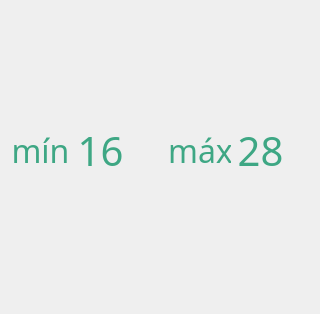
The window that optionalarmlimit.ui (jgpbwork/VentiPAPCNEURO) describes before a commit, drawn with Qt 5.
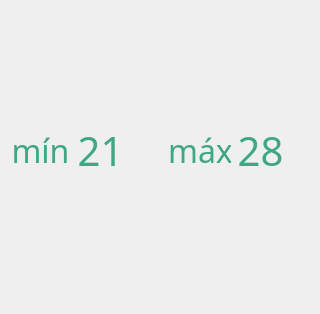
The same window after the commit. Icons and pictures are not drawn. Custom widgets are drawn as their Qt base class.

Commit message:
Changing alarm limit
Changing alarm limit

Diff of the .ui file:
```diff
--- a/optionalarmlimit.ui
+++ b/optionalarmlimit.ui
@@ -180,7 +180,7 @@
      <string notr="true">border-image: url(:/icons/general/fondo_transparente.png);</string>
     </property>
     <property name="text">
-     <string>16</string>
+     <string>21</string>
     </property>
     <property name="alignment">
      <set>Qt::AlignCenter</set>
```
The commit also changes 1 other file.
